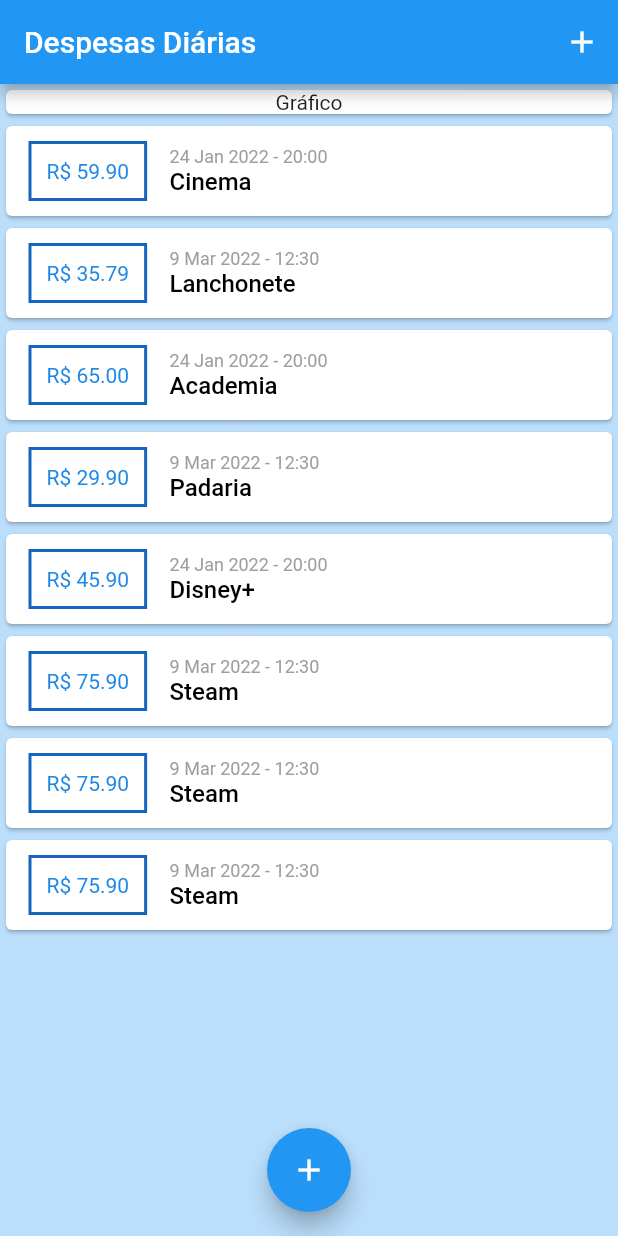
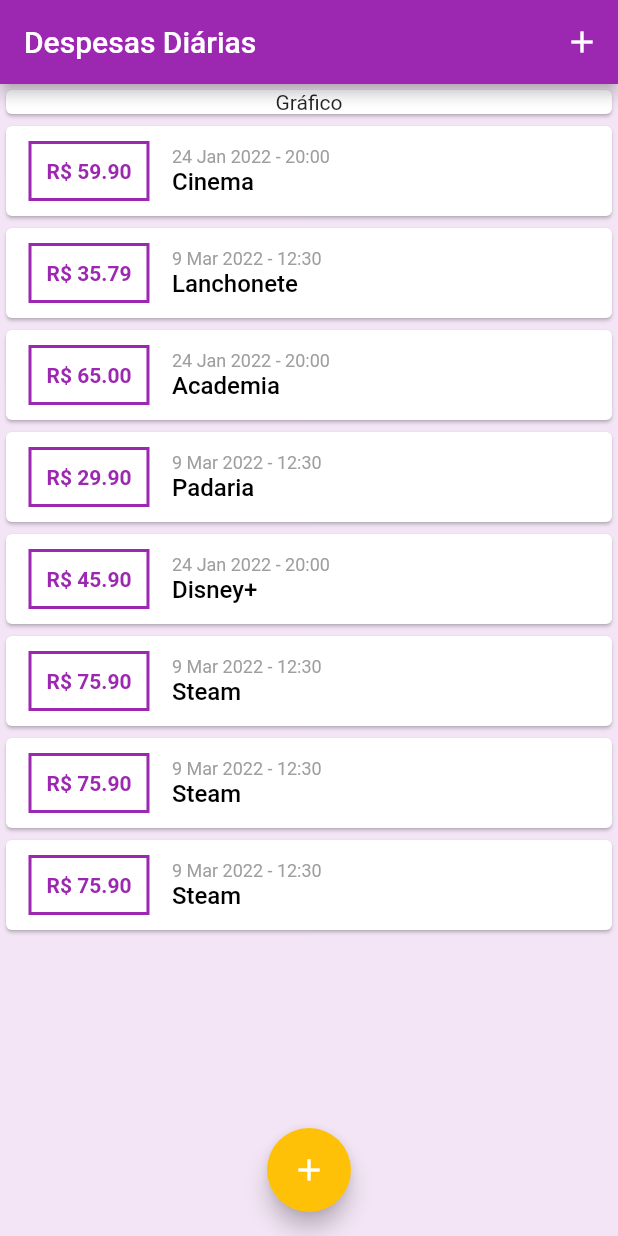
Before and after one commit to isaacscardoso/expenses-diary-app, a Flutter app: the screen it shows after launch, on a phone screen of 412 x 824 dp. Run offline on Flutter 3.47's test engine with Material 2 defaults, Android fonts, the phone set to English and light mode, and no system bars.

Commit message:
Adding flexibility to the transaction view column.

```diff
--- a/lib/components/transaction_list.dart
+++ b/lib/components/transaction_list.dart
@@ -10,9 +10,8 @@ class TransactionList extends StatelessWidget {
 
   @override
   Widget build(BuildContext context) {
-    print(MediaQuery.of(context).size.height);
     return SizedBox(
-      height: MediaQuery.of(context).size.height - 120,
+      height: MediaQuery.of(context).size.height - 165,
       child: ListView.builder(
         itemCount: transactions.length,
         itemBuilder: (BuildContext context, int index) {
@@ -27,7 +26,7 @@ class TransactionList extends StatelessWidget {
                   ),
                   decoration: BoxDecoration(
                     border: Border.all(
-                      color: Colors.blue.shade800,
+                      color: Theme.of(context).colorScheme.primary,
                       width: 2,
                     ),
                   ),
@@ -35,11 +34,13 @@ class TransactionList extends StatelessWidget {
                   child: Text(
                     'R\$ ${item.value.toStringAsFixed(2)}',
                     style: TextStyle(
-                      color: Colors.blue.shade600,
+                      color: Theme.of(context).colorScheme.primary,
+                      fontWeight: FontWeight.w600,
                     ),
                   ),
                 ),
-                Column(
+                Flexible(
+                  child: Column(
                     crossAxisAlignment: CrossAxisAlignment.start,
                     children: <Widget>[
                       Text(
@@ -59,6 +60,7 @@ class TransactionList extends StatelessWidget {
                       ),
                     ],
                   ),
+                ),
               ],
             ),
           );
--- a/lib/main.dart
+++ b/lib/main.dart
@@ -13,7 +13,10 @@ class MyApp extends StatelessWidget {
   Widget build(BuildContext context) {
     return MaterialApp(
       title: 'Expenses Diary',
-      theme: ThemeData(primarySwatch: Colors.blue),
+      theme: ThemeData(
+        colorScheme: ColorScheme.fromSwatch(primarySwatch: Colors.purple)
+            .copyWith(secondary: Colors.amber),
+      ),
       home: const MyHomePage(),
     );
   }
@@ -105,7 +108,7 @@ class _MyHomePageState extends State<MyHomePage> {
   @override
   Widget build(BuildContext context) {
     return Scaffold(
-      backgroundColor: Colors.blue.shade100,
+      backgroundColor: Colors.purple.shade50,
       appBar: AppBar(
         title: const Text('Despesas Diárias'),
         actions: <Widget>[
```
Lines whose indentation alone changed are shown as unchanged.
